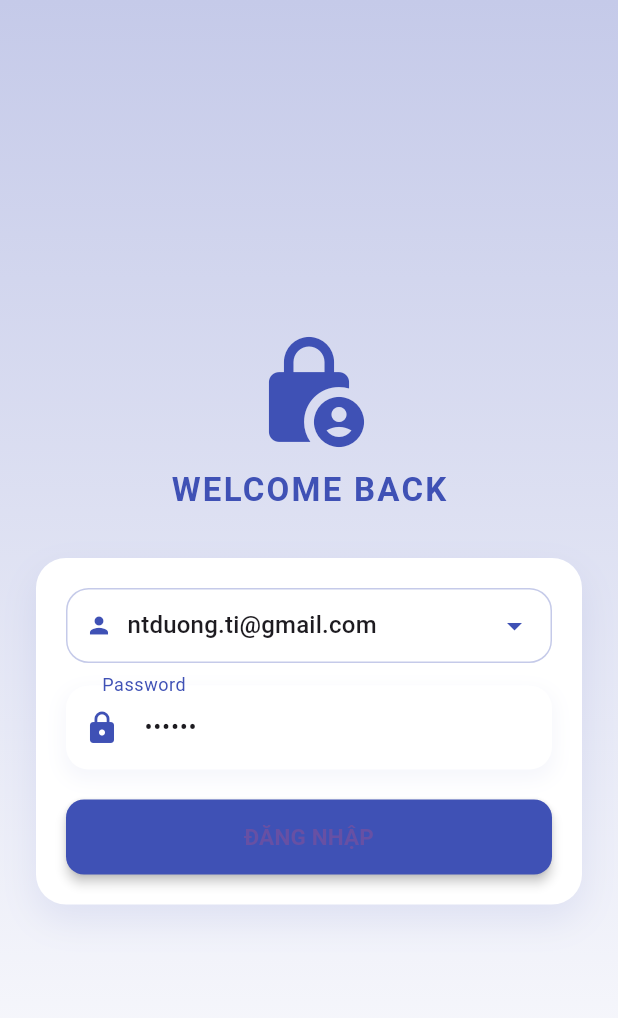
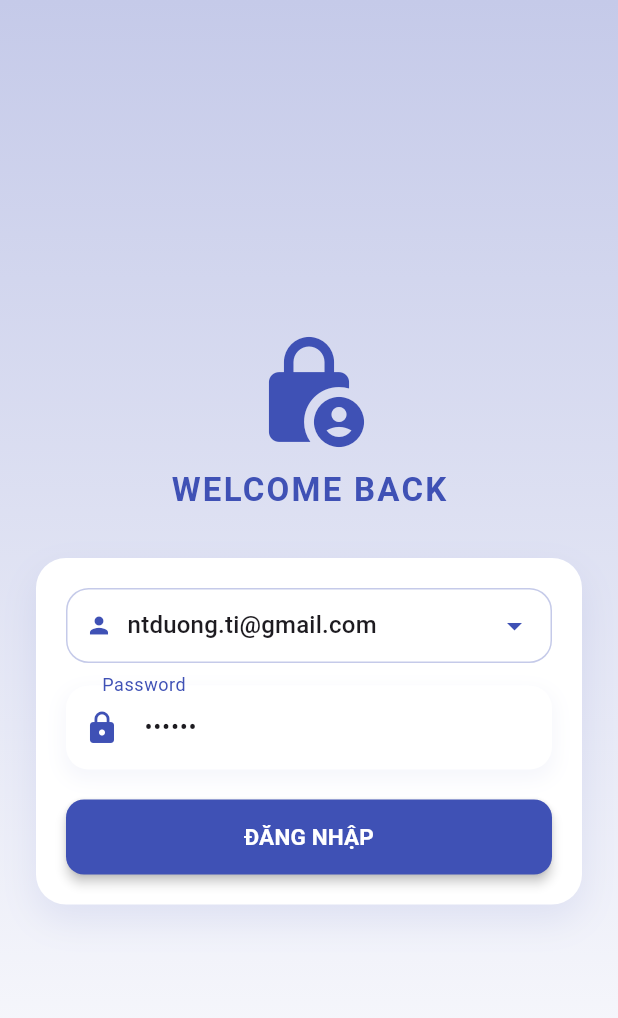
Before and after one commit to duongdaica45/tttn_fontend, a Flutter app: the screen it shows after launch, on a phone screen of 412 x 824 dp. Shown: the top 1018 px of the screen. Run offline on Flutter 3.47's test engine with Material 3 defaults, Android fonts, the phone set to English and light mode, and no system bars; our stand-ins replace fl_chart.

Commit message:
add last

```diff
--- a/lib/main.dart
+++ b/lib/main.dart
@@ -203,6 +203,7 @@ class _LoginScreenState extends State<LoginScreen> {
                                   style: TextStyle(
                                     fontWeight: FontWeight.bold,
                                     fontSize: 15,
+                                    color: Colors.white
                                   ),
                                 ),
                         ),
```
